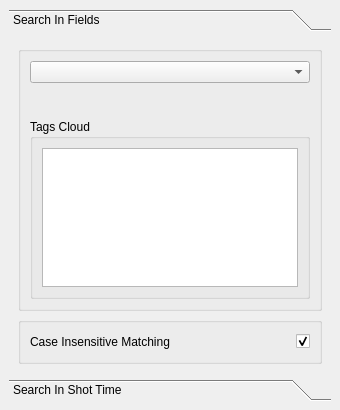
This is src/components/addons/searchDatabase/ui/Search_Database.ui in KelSolaar/sIBL_GUI as Qt 5 draws it before an edit. The edited form follows.
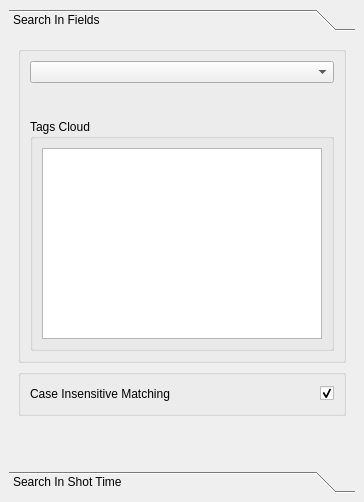
This is the edited form.

Commit message: Update "searchDatabase" component ui tooltips.

The edit to the form file:
```diff
--- a/src/components/addons/searchDatabase/ui/Search_Database.ui
+++ b/src/components/addons/searchDatabase/ui/Search_Database.ui
@@ -2,6 +2,14 @@
 <ui version="4.0">
  <class>Search_Database_DockWidget</class>
  <widget class="QDockWidget" name="Search_Database_DockWidget">
+  <property name="geometry">
+   <rect>
+    <x>0</x>
+    <y>0</y>
+    <width>364</width>
+    <height>502</height>
+   </rect>
+  </property>
   <property name="windowTitle">
    <string>Search Database</string>
   </property>
@@ -17,8 +25,8 @@
         <rect>
          <x>0</x>
          <y>0</y>
-         <width>271</width>
-         <height>319</height>
+         <width>340</width>
+         <height>384</height>
         </rect>
        </property>
        <attribute name="label">
```
Left out of the diff: 7 changed lines with no effect on the pictures.
